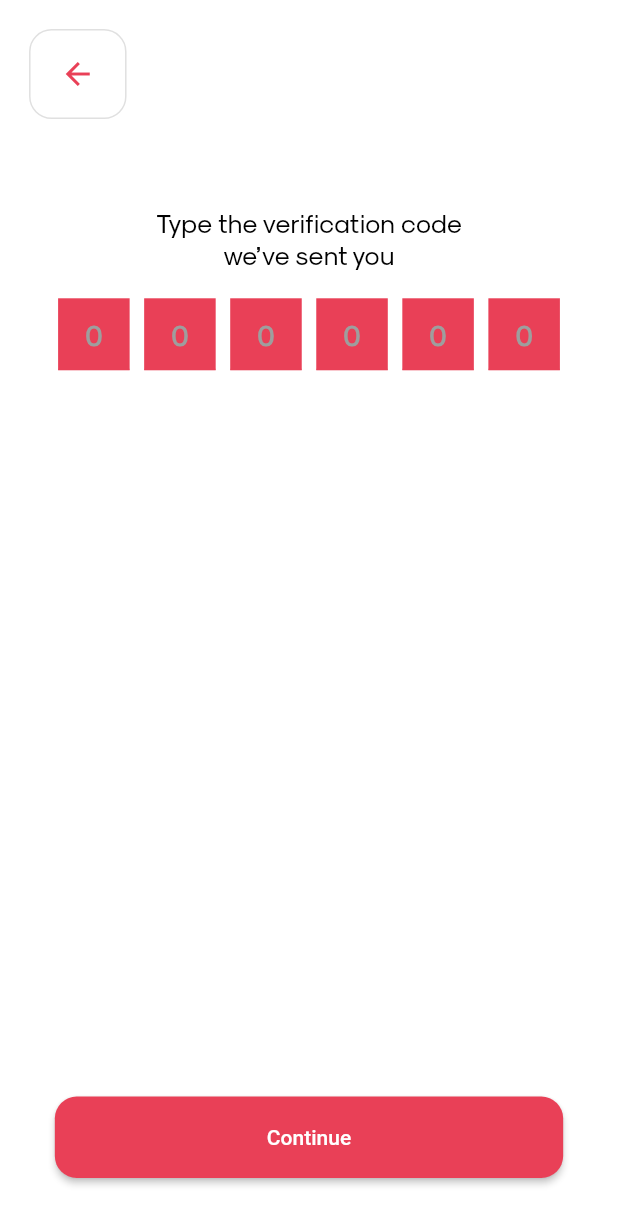
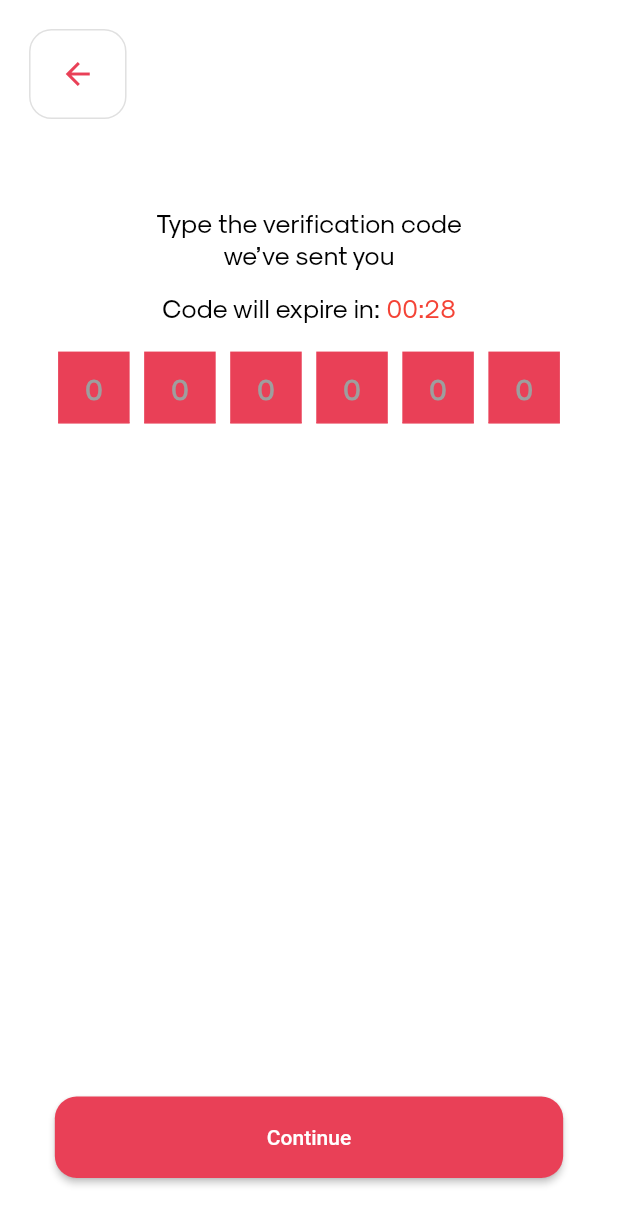
Before and after one commit to premkhandelwal/datingApp, a Flutter app: the OTPVerificationPage screen opened directly with empty values, on a phone screen of 412 x 824 dp. Shown: the top 1225 px of the screen. Run offline on Flutter 3.47's test engine with Material 2 defaults, Android fonts, the phone set to English and light mode, and no system bars; drawn by our look-alikes of sms_autofill; our stand-ins replace audioplayers, bloc, bubble, cached_network_image, carousel_slider, cloud_firestore and 22 more; missing offline and left inert: clipboard, country_pickers, flutter_sound, giphy_picker, multi_image_picker2, video_thumbnail; accounts and stored records are empty.

Commit message:
Added timer in otp verification screen

```diff
--- a/lib/const/app_const.dart
+++ b/lib/const/app_const.dart
@@ -93,10 +93,11 @@ Future<String> coordinatestoLoc(Map<String, num> coordinates) async {
         coordinates["latitude"]!.toDouble(),
         coordinates["longitude"]!.toDouble());
     var first = placemarks.first;
-    if (first.administrativeArea == null)
+    if (first.administrativeArea == null) {
       return "${first.subAdministrativeArea}";
-    else
+    } else {
       return "${first.subAdministrativeArea}, ${first.administrativeArea}";
+    }
   }
   return "";
 }
--- a/lib/const/routes.dart
+++ b/lib/const/routes.dart
@@ -27,7 +27,7 @@ Map<String, Widget Function(BuildContext context)> namedRoutes = {
   ChooseSignInSignUpPage.routeName: (context) => ChooseSignInSignUpPage(),
   LinkPhoneEmailScreen.routeName: (context) => LinkPhoneEmailScreen(),
   SignUpSignInSelectionScreen.routeName: (context) =>
-      SignUpSignInSelectionScreen(),
+      const SignUpSignInSelectionScreen(),
   GenderSelectionScreen.routeName: (context) => GenderSelectionScreen(),
   InterestedInScreen.routeName: (context) => InterestedInScreen(),
   ProfileDetailPage.routeName: (context) => ProfileDetailPage(),
--- a/lib/logic/bloc/firebaseAuth/firebaseauth_bloc.dart
+++ b/lib/logic/bloc/firebaseAuth/firebaseauth_bloc.dart
@@ -4,7 +4,7 @@ import 'package:bloc/bloc.dart';
 import 'package:dating_app/const/app_const.dart';
 import 'package:dating_app/const/shared_objects.dart';
 import 'package:dating_app/logic/data/user.dart';
-import 'package:dating_app/logic/repositories/firebaseAuthRepo.dart';
+import 'package:dating_app/logic/repositories/firebaseAuth_Repo.dart';
 import 'package:firebase_auth/firebase_auth.dart';
 import 'package:meta/meta.dart';
 
@@ -135,7 +135,7 @@ class FirebaseauthBloc extends Bloc<FirebaseauthEvent, FirebaseauthState> {
       OtpSendRequested event) async* {
     try {
       await firebaseAuthRepo.sendOTP(event.phoneNumber, event.codeSent,
-          event.verificationFailed, event.codeAutoRetrievalTimeout);
+          event.verificationFailed, event.codeAutoRetrievalTimeout, event.resendToken);
       yield OtpSent();
     } on Exception catch (e) {
       yield RequestedOperationFailed(errorMessage: e);
--- a/lib/logic/bloc/firebaseAuth/firebaseauth_event.dart
+++ b/lib/logic/bloc/firebaseAuth/firebaseauth_event.dart
@@ -30,12 +30,14 @@ class OtpSendRequested extends FirebaseauthEvent {
   final PhoneVerificationFailed verificationFailed;
   final PhoneCodeAutoRetrievalTimeout codeAutoRetrievalTimeout;
   final String phoneNumber;
+  final int? resendToken;
 
   OtpSendRequested({
     required this.codeSent,
     required this.verificationFailed,
     required this.codeAutoRetrievalTimeout,
     required this.phoneNumber,
+    this.resendToken
   });
 }
 
@@ -88,7 +90,7 @@ class SignedInforFirstTimeEvent extends FirebaseauthEvent {
   });
 }
 
-class LinkStatusEvent extends FirebaseauthEvent{
+class LinkStatusEvent extends FirebaseauthEvent {
   final String uid;
   LinkStatusEvent({
     required this.uid,
--- a/lib/main.dart
+++ b/lib/main.dart
@@ -15,7 +15,7 @@ import 'package:dating_app/const/shared_objects.dart';
 import 'package:dating_app/logic/bloc/firebaseAuth/firebaseauth_bloc.dart';
 import 'package:dating_app/logic/bloc/profileDetails/profiledetails_bloc.dart';
 import 'package:dating_app/logic/bloc/userActivity/useractivity_bloc.dart';
-import 'package:dating_app/logic/repositories/firebaseAuthRepo.dart';
+import 'package:dating_app/logic/repositories/firebaseAuth_Repo.dart';
 import 'package:dating_app/logic/repositories/profileDetailsRepo.dart';
 import 'package:dating_app/logic/repositories/userActivityRepo.dart';
 import 'package:dating_app/screens/home_page/home_page.dart';
--- a/lib/screens/auth/sign_in_sign_up_screens/linkPhoneandEmail_screen.dart
+++ b/lib/screens/auth/sign_in_sign_up_screens/linkPhoneandEmail_screen.dart
@@ -5,7 +5,7 @@ import 'package:dating_app/arguments/link_phone_email_arguments.dart';
 import 'package:dating_app/arguments/otp_verification_arguments.dart';
 import 'package:dating_app/const/app_const.dart';
 import 'package:dating_app/logic/bloc/firebaseAuth/firebaseauth_bloc.dart';
-import 'package:dating_app/logic/repositories/firebaseAuthRepo.dart';
+import 'package:dating_app/logic/repositories/firebaseAuth_Repo.dart';
 import 'package:dating_app/screens/auth/choose_sign_in_sign_up_page.dart';
 import 'package:dating_app/screens/auth/sign_in_sign_up_screens/sign_up_screens/phone_number_screen/otp_verification_screen.dart';
 import 'package:dating_app/screens/auth/sign_in_sign_up_screens/sign_up_screens/profile_detail_screen.dart';
--- a/lib/screens/auth/sign_in_sign_up_screens/sign_up_screens/phone_number_screen/otp_verification_screen.dart
+++ b/lib/screens/auth/sign_in_sign_up_screens/sign_up_screens/phone_number_screen/otp_verification_screen.dart
@@ -1,12 +1,12 @@
+import 'dart:async';
+
 import 'package:dating_app/arguments/link_phone_email_arguments.dart';
 import 'package:dating_app/arguments/otp_verification_arguments.dart';
-import 'package:dating_app/arguments/phone_number_arguments.dart';
 import 'package:dating_app/const/app_const.dart';
 import 'package:dating_app/const/shared_objects.dart';
 import 'package:dating_app/logic/bloc/firebaseAuth/firebaseauth_bloc.dart';
 import 'package:dating_app/screens/auth/choose_sign_in_sign_up_page.dart';
 import 'package:dating_app/screens/auth/sign_in_sign_up_screens/linkPhoneandEmail_screen.dart';
-import 'package:dating_app/screens/auth/sign_in_sign_up_screens/sign_up_screens/phone_number_screen/phone_number_screen.dart';
 import 'package:dating_app/screens/auth/sign_in_sign_up_screens/sign_up_screens/profile_detail_screen.dart';
 import 'package:dating_app/screens/home_page/home_page.dart';
 import 'package:dating_app/widgets/buttons/common_button.dart';
@@ -32,6 +32,10 @@ class _OTPVerificationPageState extends State<OTPVerificationPage> {
   final _formKey = GlobalKey<FormState>();
   late FirebaseauthBloc firebaseauthBloc;
 
+  var counterStream = Stream<int>.periodic(const Duration(seconds: 1), (x) {
+    return 30 - x;
+  }).take(31);
+
   @override
   void initState() {
     firebaseauthBloc = BlocProvider.of<FirebaseauthBloc>(context);
@@ -52,7 +56,6 @@ class _OTPVerificationPageState extends State<OTPVerificationPage> {
       key: _formKey,
       child: Scaffold(
         body: SafeArea(
-          child: Container(
           child: Padding(
             padding: EdgeInsets.all(20.0.sp),
             child: Column(
@@ -63,8 +66,7 @@ class _OTPVerificationPageState extends State<OTPVerificationPage> {
                   trailingWidget: Container(),
                 ),
                 SizedBox(height: 60.h),
-                  Container(
-                    child: Row(
+                Row(
                   mainAxisAlignment: MainAxisAlignment.center,
                   children: [
                     Text(
@@ -74,6 +76,30 @@ class _OTPVerificationPageState extends State<OTPVerificationPage> {
                     ),
                   ],
                 ),
+                SizedBox(height: 15.h),
+                Row(
+                  mainAxisAlignment: MainAxisAlignment.center,
+                  children: [
+                    Text(
+                      "Code will expire in: ",
+                      style: Theme.of(context).textTheme.subtitle2,
+                    ),
+                    TweenAnimationBuilder<double>(
+                        tween: Tween(begin: 30.0, end: 0),
+                        duration: const Duration(seconds: 30),
+                        builder: (ctx, value, child) {
+                          if (value.toInt() == 0) {
+                            firebaseauthBloc.add(OtpRetrievalTimeOut());
+                          }
+                          return Text(
+                            "00:${value.toInt().toString().padLeft(2, '0')}",
+                            style: Theme.of(context)
+                                .textTheme
+                                .subtitle2
+                                ?.copyWith(color: Colors.red),
+                          );
+                        }),
+                  ],
                 ),
                 // Padding(
                 //   padding: const EdgeInsets.symmetric(
@@ -116,7 +142,13 @@ class _OTPVerificationPageState extends State<OTPVerificationPage> {
                 Container(
                   padding: EdgeInsets.symmetric(
                       horizontal: 20.0.sp, vertical: 20.sp),
-                    child: PinFieldAutoFill(
+                  child: StreamBuilder<String>(
+                      stream: SmsAutoFill().code,
+                      builder: (context, snapshot) {
+                        otpController.text =
+                            snapshot.data ?? otpController.text;
+                        return PinFieldAutoFill(
+                          currentCode: otpController.text,
                           controller: otpController,
                           autoFocus: true,
                           decoration: UnderlineDecoration(
@@ -124,32 +156,38 @@ class _OTPVerificationPageState extends State<OTPVerificationPage> {
                             lineHeight: 1.h,
                             hintTextStyle:
                                 TextStyle(fontSize: 20.sp, color: Colors.grey),
-                        bgColorBuilder: FixedColorBuilder(AppColor),
+                            bgColorBuilder: const FixedColorBuilder(AppColor),
                             textStyle:
                                 TextStyle(fontSize: 20.sp, color: Colors.white),
                             gapSpace: 10.sp,
-                        colorBuilder: FixedColorBuilder(AppColor),
+                            colorBuilder: const FixedColorBuilder(AppColor),
                           ),
                           codeLength: 6,
                           // controller: otpController,
+                        );
+                      }),
                 ),
-                  ),
-                  Spacer(),
+                /*  const SizedBox(height: 30),
+                StreamBuilder<int>(
+                    stream: counterStream,
+                    builder: (ctx, snapshot) {
+                      if (snapshot.data == null) {
+                        return const Text("Resend OTP in: 00 : 30");
+                      } else if (snapshot.data == 0) {
+                        return Container();
+                      }
+                      return Text("Resend OTP in: 00 : " +
+                          snapshot.data.toString().padLeft(2, '0'));
+                    }), */
+                const Spacer(),
                 BlocConsumer<FirebaseauthBloc, FirebaseauthState>(
-                    /* listenWhen: (previousState, currentState) {
-                      if ((previousState is OperationInProgress &&
-                              currentState is OtpVerified) ||
-                          currentState is OtpNotVerified ||
-                          currentState is LinkedPhoneNumberWithEmail) {
-                        return true;
-                      }
-                      return false;
-                    }, */
                   builder: (context, state) {
                     if (state is OperationInProgress) {
-                        return CircularProgressIndicator();
+                      return const CircularProgressIndicator();
                     } else if (state is OtpNotVerified) {
                       return Container();
+                    } else if (state is OtpRetrievalTimedOut) {
+                      return const Text("Redirecting...");
                     }
                     return CommonButton(
                         text: 'Continue',
@@ -166,7 +204,9 @@ class _OTPVerificationPageState extends State<OTPVerificationPage> {
                         });
                   },
                   listener: (context, state) {
-                      if (state is SignedInForFirstTimeState) {
+                    if (state is OtpRetrievalTimedOut) {
+                      Navigator.pop(context);
+                    } else if (state is SignedInForFirstTimeState) {
                       changePageWithNamedRoutes(
                         context: context,
                         routeName: LinkPhoneEmailScreen.routeName,
@@ -191,8 +231,8 @@ class _OTPVerificationPageState extends State<OTPVerificationPage> {
                         showDialog(
                           context: context,
                           builder: (context) => AlertDialog(
-                              title: Text("Error"),
-                              content: Text(
+                            title: const Text("Error"),
+                            content: const Text(
                                 "Something went wrong. Please try again later"),
                             actions: [
                               ElevatedButton(
@@ -210,18 +250,13 @@ class _OTPVerificationPageState extends State<OTPVerificationPage> {
                     } else if (state is OtpNotVerified) {
                       showDialog(
                           context: context,
-                            builder: (context) => AlertDialog(
+                          builder: (ctx) => AlertDialog(
                                 title: Text("Error"),
                                 content: Text("Failed to verify otp!"),
                                 actions: [
                                   ElevatedButton(
                                       onPressed: () {
-                                          changePageWithNamedRoutes(
-                                              context: context,
-                                              routeName:
-                                                  PhoneNumberPage.routeName,
-                                              arguments: PhoneNumberArguments(
-                                                  authSide: args.authSide));
+                                        Navigator.pop(ctx);
                                       },
                                       child: Text("Ok"))
                                 ],
@@ -235,7 +270,6 @@ class _OTPVerificationPageState extends State<OTPVerificationPage> {
           ),
         ),
       ),
-      ),
     );
   }
 }
--- a/lib/screens/auth/sign_in_sign_up_screens/sign_up_screens/profile_detail_screen.dart
+++ b/lib/screens/auth/sign_in_sign_up_screens/sign_up_screens/profile_detail_screen.dart
@@ -3,7 +3,7 @@ import 'dart:io';
 import 'package:dating_app/const/app_const.dart';
 import 'package:dating_app/logic/bloc/profileDetails/profiledetails_bloc.dart';
 import 'package:dating_app/logic/data/user.dart';
-import 'package:dating_app/logic/repositories/firebaseAuthRepo.dart';
+import 'package:dating_app/logic/repositories/firebaseAuth_Repo.dart';
 import 'package:dating_app/screens/auth/choose_sign_in_sign_up_page.dart';
 import 'package:dating_app/screens/auth/sign_in_sign_up_screens/sign_up_screens/gender_selection_screen.dart';
 import 'package:dating_app/widgets/buttons/common_button.dart';
--- a/lib/screens/search_friends_screen/search_friends_Screen.dart
+++ b/lib/screens/search_friends_screen/search_friends_Screen.dart
@@ -1,5 +1,5 @@
 import 'package:dating_app/const/app_const.dart';
-import 'package:dating_app/logic/repositories/firebaseAuthRepo.dart';
+import 'package:dating_app/logic/repositories/firebaseAuth_Repo.dart';
 import 'package:dating_app/screens/auth/choose_sign_in_sign_up_page.dart';
 import 'package:dating_app/screens/enable_notification_screen/enable_notification_screen.dart';
 import 'package:dating_app/widgets/buttons/common_button.dart';
```
Also changed, not shown: lib/logic/providers/firebaseauth_provider.dart (renamed from lib/logic/providers/firebaseAuthProvider.dart, +7 -5 lines), lib/logic/repositories/firebaseAuth_Repo.dart (renamed from lib/logic/repositories/firebaseAuthRepo.dart, +4 -3 lines), lib/screens/auth/sign_in_sign_up_screens/sign_up_screens/phone_number_screen/phone_number_screen.dart (+19 -27 lines), 1 other file. Lines whose indentation alone changed are shown as unchanged.
